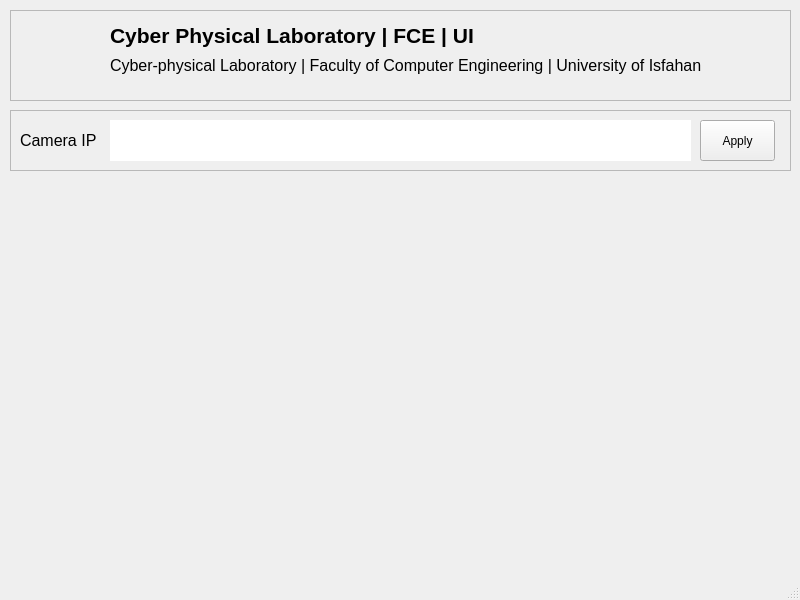
First picture: the form in 4-User Interface/untitled/mainwindow.ui, repository pouriaSameti/industrial-pose-estimation, before the edit.
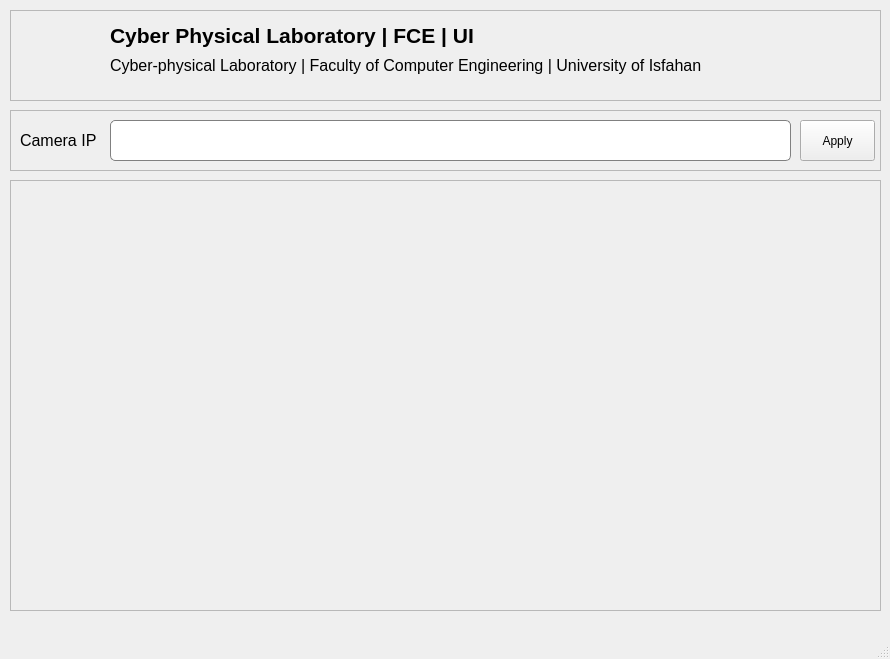
Second picture: the form after the edit. Icons and pictures are not drawn.

```diff
--- a/4-User Interface/untitled/mainwindow.ui
+++ b/4-User Interface/untitled/mainwindow.ui
@@ -6,8 +6,8 @@
    <rect>
     <x>0</x>
     <y>0</y>
-    <width>800</width>
-    <height>600</height>
+    <width>890</width>
+    <height>659</height>
    </rect>
   </property>
   <property name="windowTitle">
@@ -19,7 +19,7 @@
      <rect>
       <x>10</x>
       <y>10</y>
-      <width>781</width>
+      <width>871</width>
       <height>91</height>
      </rect>
     </property>
@@ -92,10 +92,13 @@
      <rect>
       <x>10</x>
       <y>110</y>
-      <width>781</width>
+      <width>871</width>
       <height>61</height>
      </rect>
     </property>
+    <property name="styleSheet">
+     <string notr="true"/>
+    </property>
     <property name="frameShape">
      <enum>QFrame::Shape::StyledPanel</enum>
     </property>
@@ -126,10 +129,16 @@
       <rect>
        <x>100</x>
        <y>10</y>
-       <width>581</width>
+       <width>681</width>
        <height>41</height>
       </rect>
      </property>
+     <property name="styleSheet">
+      <string notr="true">QLineEdit {
+    border: 1px solid gray;
+    border-radius: 5px;
+}</string>
+     </property>
      <property name="frame">
       <bool>false</bool>
      </property>
@@ -137,7 +146,7 @@
     <widget class="QPushButton" name="camera_ip_pushButton">
      <property name="geometry">
       <rect>
-       <x>690</x>
+       <x>790</x>
        <y>10</y>
        <width>75</width>
        <height>41</height>
@@ -148,6 +157,22 @@
      </property>
     </widget>
    </widget>
+   <widget class="QFrame" name="real_time_frame">
+    <property name="geometry">
+     <rect>
+      <x>10</x>
+      <y>180</y>
+      <width>871</width>
+      <height>431</height>
+     </rect>
+    </property>
+    <property name="frameShape">
+     <enum>QFrame::Shape::StyledPanel</enum>
+    </property>
+    <property name="frameShadow">
+     <enum>QFrame::Shadow::Raised</enum>
+    </property>
+   </widget>
   </widget>
   <widget class="QMenuBar" name="menubar">
    <property name="geometry">
```
Left out of the diff: 4 changed lines with no effect on the pictures.
